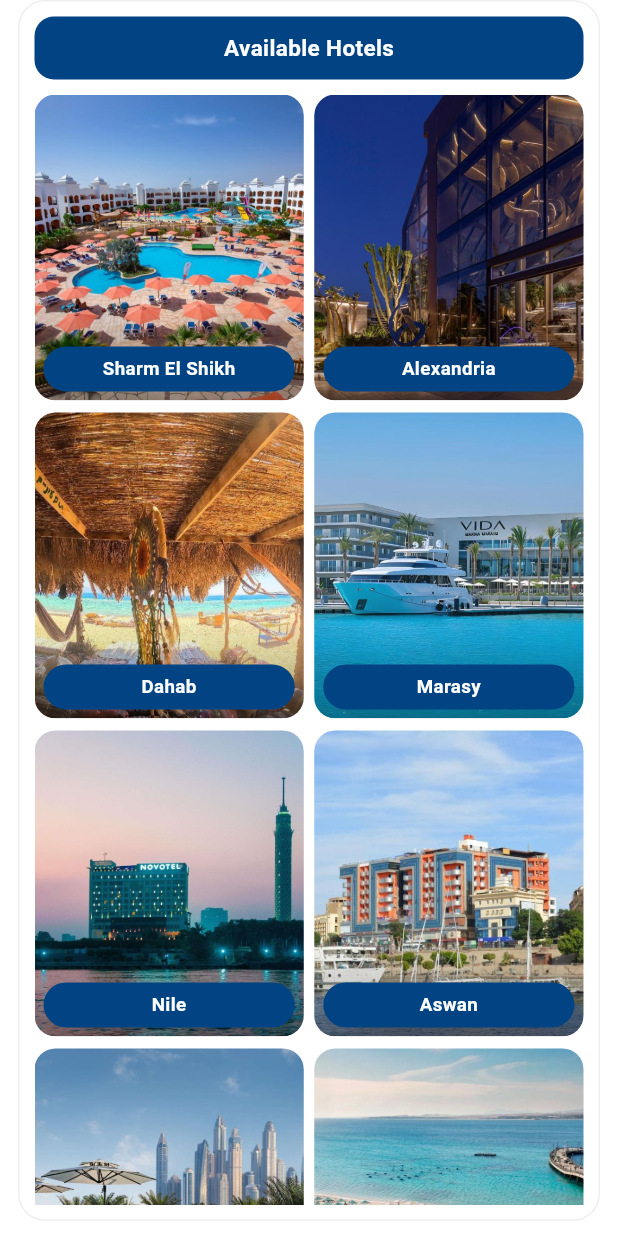
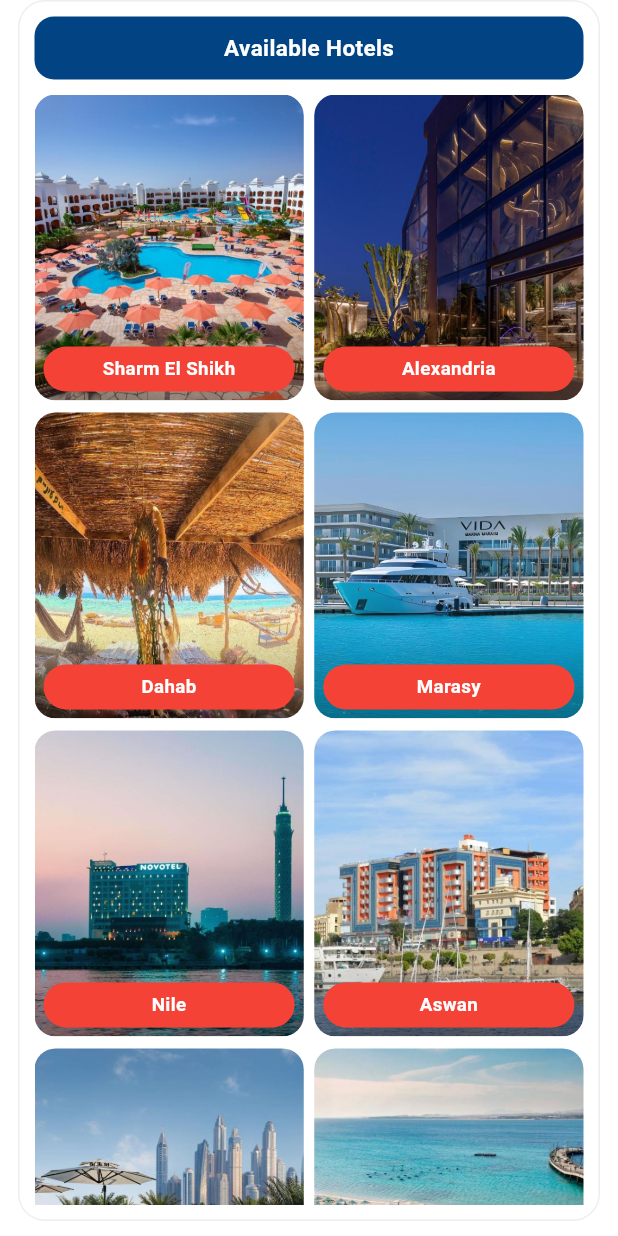
Before and after one commit to MohamedElDeeb11/Magazin_App, a Flutter app: the screen it shows after launch, on a phone screen of 412 x 824 dp. Run offline on Flutter 3.47's test engine with Material 3 defaults, Android fonts, the phone set to English and light mode, and no system bars.

Commit message:
color change to red

```diff
--- a/lib/main.dart
+++ b/lib/main.dart
@@ -198,7 +198,7 @@ class HotelCard extends StatelessWidget {
             child: Container(
               height: 30,
               decoration: BoxDecoration(
-                color: const Color(0xFF024383),
+                color: Colors.red,
                 borderRadius: BorderRadius.circular(18),
               ),
               alignment: Alignment.center,
```
